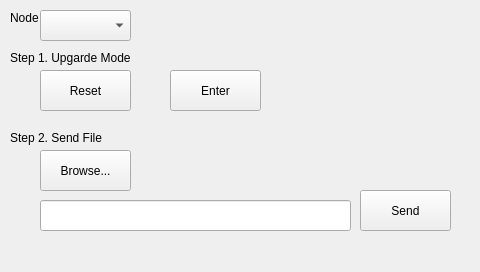
Before: the Qt Designer form qt/curvedis/source/ui/upgrade/upgradewin.ui in zuokong2006/imx, drawn with Qt 5.
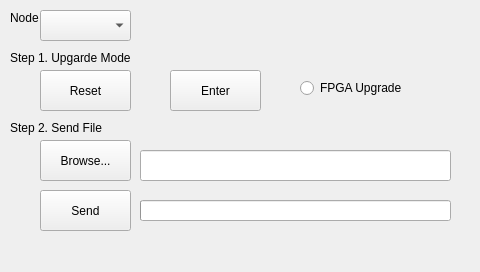
After: the same form once the commit is applied.

Commit message: 1、增加FPGA升级功能。

```diff
--- a/qt/curvedis/source/ui/upgrade/upgradewin.ui
+++ b/qt/curvedis/source/ui/upgrade/upgradewin.ui
@@ -66,7 +66,7 @@
    <property name="geometry">
     <rect>
      <x>40</x>
-     <y>150</y>
+     <y>140</y>
      <width>91</width>
      <height>41</height>
     </rect>
@@ -78,8 +78,8 @@
   <widget class="QLineEdit" name="fileEdit">
    <property name="geometry">
     <rect>
-     <x>40</x>
-     <y>200</y>
+     <x>140</x>
+     <y>150</y>
      <width>311</width>
      <height>31</height>
     </rect>
@@ -88,7 +88,7 @@
   <widget class="QPushButton" name="sendButton">
    <property name="geometry">
     <rect>
-     <x>360</x>
+     <x>40</x>
      <y>190</y>
      <width>91</width>
      <height>41</height>
@@ -115,7 +115,7 @@
    <property name="geometry">
     <rect>
      <x>10</x>
-     <y>130</y>
+     <y>120</y>
      <width>151</width>
      <height>16</height>
     </rect>
@@ -124,6 +124,35 @@
     <string>Step 2. Send File</string>
    </property>
   </widget>
+  <widget class="QProgressBar" name="upgradeProgressBar">
+   <property name="geometry">
+    <rect>
+     <x>140</x>
+     <y>200</y>
+     <width>311</width>
+     <height>21</height>
+    </rect>
+   </property>
+   <property name="value">
+    <number>0</number>
+   </property>
+   <property name="textVisible">
+    <bool>false</bool>
+   </property>
+  </widget>
+  <widget class="QRadioButton" name="fpgaRadioButton">
+   <property name="geometry">
+    <rect>
+     <x>300</x>
+     <y>80</y>
+     <width>131</width>
+     <height>16</height>
+    </rect>
+   </property>
+   <property name="text">
+    <string>FPGA Upgrade</string>
+   </property>
+  </widget>
   <zorder>resetButton</zorder>
   <zorder>label</zorder>
   <zorder>nodeComboBox</zorder>
```
Left out of the diff: 2 changed lines with no effect on the pictures. The commit also changes 5 other files.
